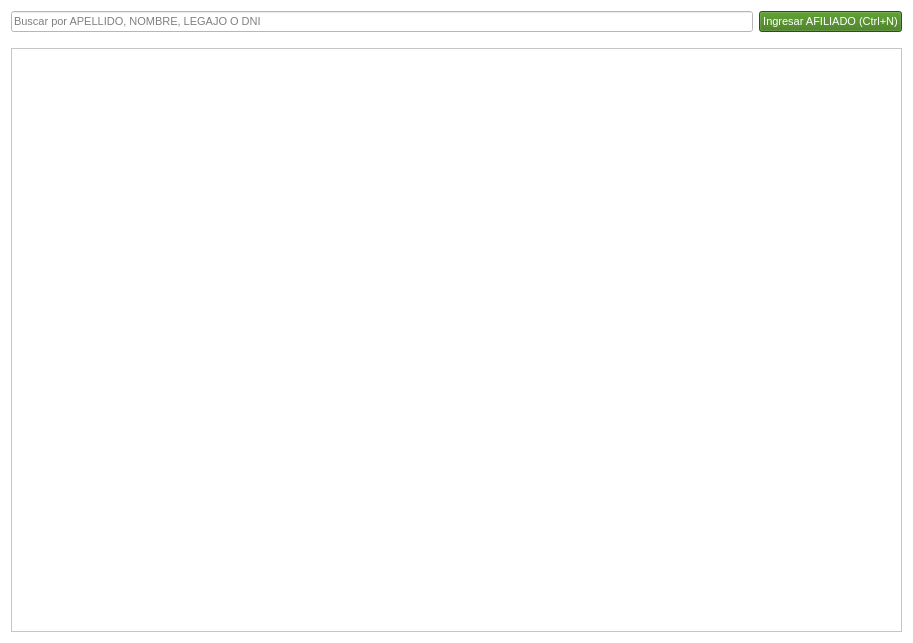
The window that gui/listas/listaAfiliados.ui (shae-ra/sindicato) describes before a commit, drawn with Qt 5.
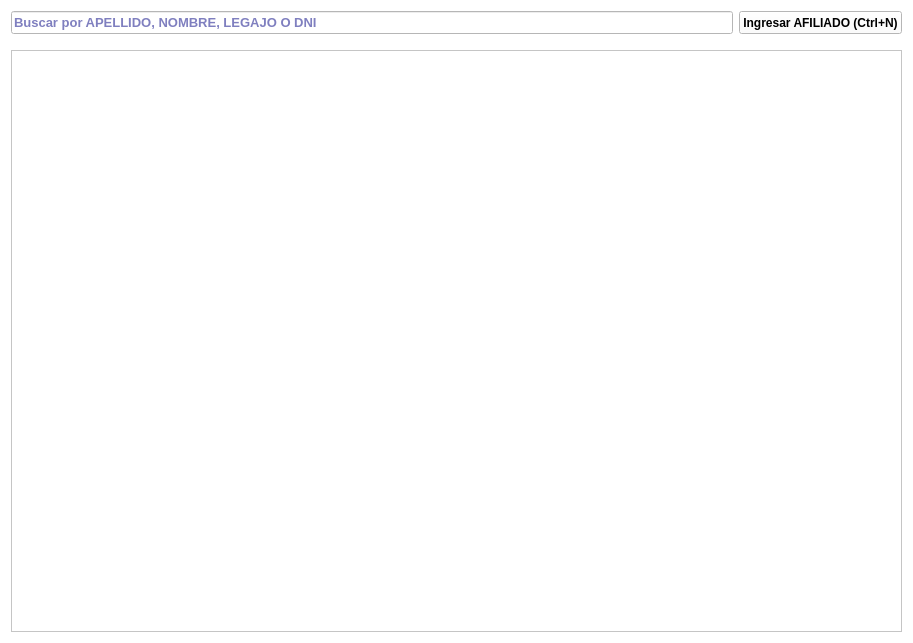
The same window after the commit. Icons and pictures are not drawn.

What changed in the file:
```diff
--- a/gui/listas/listaAfiliados.ui
+++ b/gui/listas/listaAfiliados.ui
@@ -435,8 +435,8 @@
       <spacer name="horizontalSpacer">
        <property name="font">
         <font>
-         <family>System</family>
-         <pointsize>12</pointsize>
+         <family>Arial</family>
+         <pointsize>9</pointsize>
          <weight>75</weight>
          <bold>true</bold>
         </font>
@@ -454,10 +454,47 @@
      </item>
      <item row="2" column="0" colspan="2">
       <widget class="QTableView" name="tbl_articulos">
+       <property name="palette">
+        <palette>
+         <active>
+          <colorrole role="Text">
+           <brush brushstyle="SolidPattern">
+            <color alpha="255">
+             <red>0</red>
+             <green>0</green>
+             <blue>127</blue>
+            </color>
+           </brush>
+          </colorrole>
+         </active>
+         <inactive>
+          <colorrole role="Text">
+           <brush brushstyle="SolidPattern">
+            <color alpha="255">
+             <red>0</red>
+             <green>0</green>
+             <blue>127</blue>
+            </color>
+           </brush>
+          </colorrole>
+         </inactive>
+         <disabled>
+          <colorrole role="Text">
+           <brush brushstyle="SolidPattern">
+            <color alpha="255">
+             <red>127</red>
+             <green>127</green>
+             <blue>127</blue>
+            </color>
+           </brush>
+          </colorrole>
+         </disabled>
+        </palette>
+       </property>
        <property name="font">
         <font>
-         <family>System</family>
-         <pointsize>12</pointsize>
+         <family>Arial</family>
+         <pointsize>10</pointsize>
          <weight>75</weight>
          <bold>true</bold>
         </font>
@@ -493,22 +530,13 @@
        <property name="font">
         <font>
          <family>Arial</family>
-         <pointsize>8</pointsize>
-         <weight>50</weight>
-         <bold>false</bold>
+         <pointsize>9</pointsize>
+         <weight>75</weight>
+         <bold>true</bold>
         </font>
        </property>
        <property name="styleSheet">
-        <string notr="true">#btn_nuevo{
-background-color:#37760D;
-color: #FFFFFF;
-}
-
-#btn_nuevo:hover{
-background-color:#37861D;
-}
-
-</string>
+        <string notr="true"/>
        </property>
        <property name="text">
         <string>Ingresar AFILIADO (Ctrl+N)</string>
@@ -519,8 +547,8 @@
        </property>
        <property name="iconSize">
         <size>
-         <width>20</width>
-         <height>20</height>
+         <width>25</width>
+         <height>25</height>
         </size>
        </property>
        <property name="shortcut">
@@ -536,12 +564,49 @@
          <verstretch>0</verstretch>
         </sizepolicy>
        </property>
+       <property name="palette">
+        <palette>
+         <active>
+          <colorrole role="Text">
+           <brush brushstyle="SolidPattern">
+            <color alpha="255">
+             <red>0</red>
+             <green>0</green>
+             <blue>127</blue>
+            </color>
+           </brush>
+          </colorrole>
+         </active>
+         <inactive>
+          <colorrole role="Text">
+           <brush brushstyle="SolidPattern">
+            <color alpha="255">
+             <red>0</red>
+             <green>0</green>
+             <blue>127</blue>
+            </color>
+           </brush>
+          </colorrole>
+         </inactive>
+         <disabled>
+          <colorrole role="Text">
+           <brush brushstyle="SolidPattern">
+            <color alpha="255">
+             <red>127</red>
+             <green>127</green>
+             <blue>127</blue>
+            </color>
+           </brush>
+          </colorrole>
+         </disabled>
+        </palette>
+       </property>
        <property name="font">
         <font>
          <family>Arial</family>
-         <pointsize>8</pointsize>
-         <weight>50</weight>
-         <bold>false</bold>
+         <pointsize>10</pointsize>
+         <weight>75</weight>
+         <bold>true</bold>
         </font>
        </property>
        <property name="mouseTracking">
```
